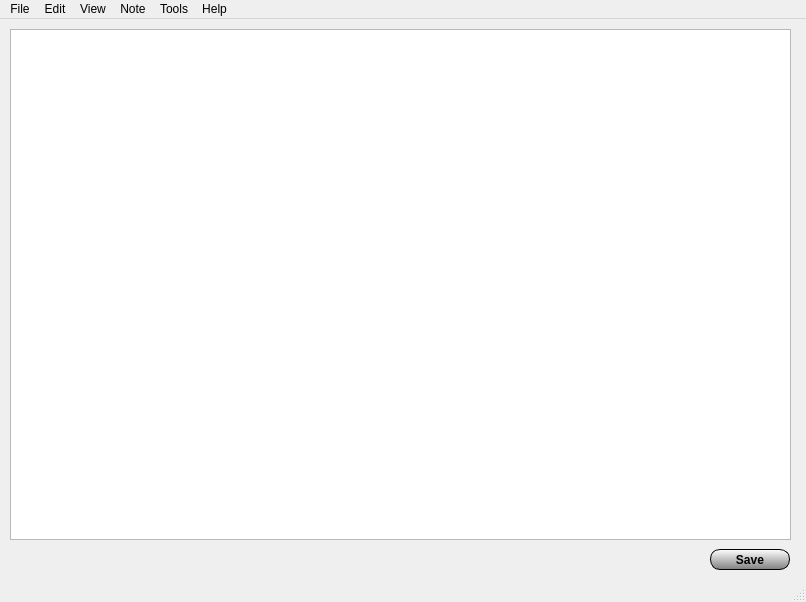
Before: the Qt Designer form notepad.ui in razashahid107/NOTEPAD-QT, drawn with Qt 5.
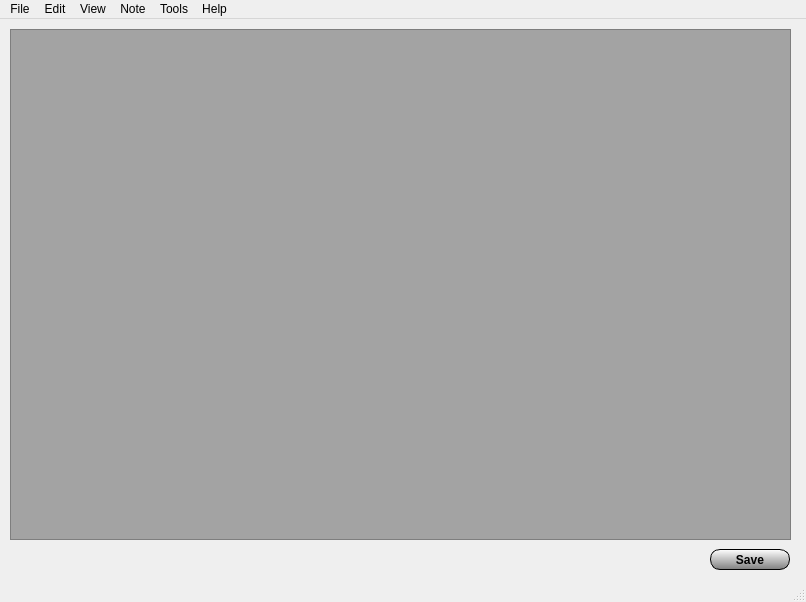
After: the same form once the commit is applied. Icons and pictures are not drawn.

```diff
--- a/notepad.ui
+++ b/notepad.ui
@@ -24,8 +24,8 @@
      </rect>
     </property>
     <property name="styleSheet">
-     <string notr="true">background-image: url(:/new/prefix1/Resources_Images/White_Background.jpg);
-color: black;</string>
+     <string notr="true">color: black;
+background-color: rgb(163, 163, 163);</string>
     </property>
     <property name="html">
      <string>&lt;!DOCTYPE HTML PUBLIC &quot;-//W3C//DTD HTML 4.0//EN&quot; &quot;http://www.w3.org/TR/REC-html40/strict.dtd&quot;&gt;
```
